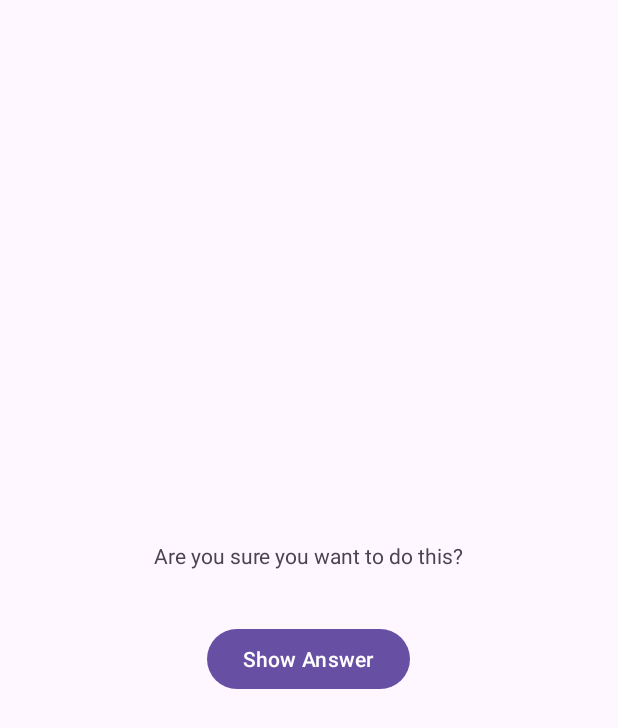
After one commit to adamcdaypro/GeoQuiz, an Android app: the CheatActivity screen opened directly, with no data from a screen before it, on a phone screen of 412 x 824 dp. The commit adds this screen. Shown: the top 728 px of the screen. Run offline under Robolectric (Android 15) with nearby library versions, the phone set to English and light mode, and no system bars.

Commit message:
Big Nerd Ranch Chapters 7 - Add CheatActivity - Add Activity Result API - Add SDK checked blur effect

```diff
--- a/app/src/main/AndroidManifest.xml
+++ b/app/src/main/AndroidManifest.xml
@@ -13,6 +13,9 @@
         android:theme="@style/Theme.GeoQuiz"
         tools:targetApi="31">
         <activity
+            android:name=".CheatActivity"
+            android:exported="false" />
+        <activity
             android:name=".MainActivity"
             android:exported="true">
             <intent-filter>
--- /dev/null
+++ b/app/src/main/java/com/example/geoquiz/CheatActivity.kt
@@ -0,0 +1,44 @@
+package com.example.geoquiz
+
+import android.content.Context
+import android.content.Intent
+import android.os.Bundle
+import androidx.appcompat.app.AppCompatActivity
+import com.example.geoquiz.databinding.ActivityCheatBinding
+
+class CheatActivity : AppCompatActivity() {
+
+    private lateinit var binding: ActivityCheatBinding
+
+    override fun onCreate(savedInstanceState: Bundle?) {
+        super.onCreate(savedInstanceState)
+        binding = ActivityCheatBinding.inflate(layoutInflater)
+        setContentView(binding.root)
+
+        val answer = intent.getBooleanExtra(EXTRA_ANSWER, true)
+
+        binding.showAnswerButton.setOnClickListener {
+            binding.answerTextView.text = when {
+                answer -> getString(R.string.true_text)
+                else -> getString(R.string.false_text)
+            }
+            setActivityResult()
+        }
+    }
+
+    private fun setActivityResult() {
+        val intent = Intent().putExtra(RESULT_EXTRA_ANSWER_SHOWN, true)
+        setResult(RESULT_OK, intent)
+    }
+
+    companion object {
+
+        private const val EXTRA_ANSWER = "com.example.geoquiz.answer"
+        const val RESULT_EXTRA_ANSWER_SHOWN = "com.example.geoquiz.answer_shown"
+
+        fun newIntent(context: Context, answer: Boolean): Intent {
+            return Intent(context, CheatActivity::class.java)
+                .putExtra(EXTRA_ANSWER, answer)
+        }
+    }
+}
--- /dev/null
+++ b/app/src/main/res/layout/activity_cheat.xml
@@ -0,0 +1,30 @@
+<?xml version="1.0" encoding="utf-8"?>
+<LinearLayout xmlns:android="http://schemas.android.com/apk/res/android"
+    xmlns:tools="http://schemas.android.com/tools"
+    android:layout_width="match_parent"
+    android:layout_height="match_parent"
+    android:orientation="vertical"
+    android:gravity="center"
+    tools:context=".CheatActivity">
+
+    <TextView
+        android:layout_width="wrap_content"
+        android:layout_height="wrap_content"
+        android:text="@string/warning"
+        android:layout_margin="4dp"/>
+
+    <TextView
+        android:id="@+id/answer_textView"
+        android:layout_width="wrap_content"
+        android:layout_height="wrap_content"
+        android:layout_margin="4dp"
+        tools:text="@string/true_text"/>
+
+    <Button
+        android:id="@+id/show_answer_button"
+        android:layout_width="wrap_content"
+        android:layout_height="wrap_content"
+        android:text="@string/show_answer"
+        android:layout_margin="4dp"/>
+
+</LinearLayout>
--- a/app/src/main/res/values/strings.xml
+++ b/app/src/main/res/values/strings.xml
@@ -6,6 +6,10 @@
     <string name="incorrect">Incorrect!</string>
     <string name="next">Next</string>
     <string name="previous">Prev</string>
+    <string name="warning">Are you sure you want to do this?</string>
+    <string name="show_answer">Show Answer</string>
+    <string name="cheat">Cheat!</string>
+    <string name="judgment">Cheating is wrong</string>
 
     //Questions
     <string name="question_oceans">The Pacific Ocean is large than the Atlantic Ocean</string>
```
Also changed, not shown: app/src/main/java/com/example/geoquiz/MainActivity.kt (+40 -8 lines), app/src/main/java/com/example/geoquiz/QuizViewModel.kt (+8 -3 lines), app/src/main/res/layout-land/activity_main.xml (+7 -0 lines), app/src/main/res/layout/activity_main.xml (+7 -0 lines).
